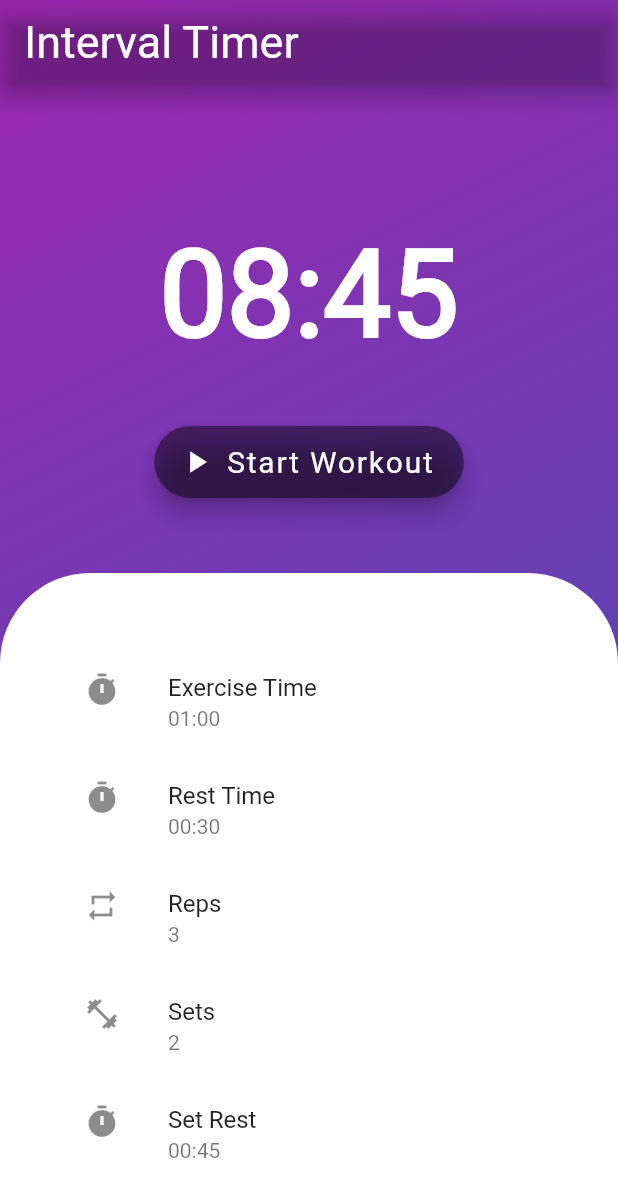
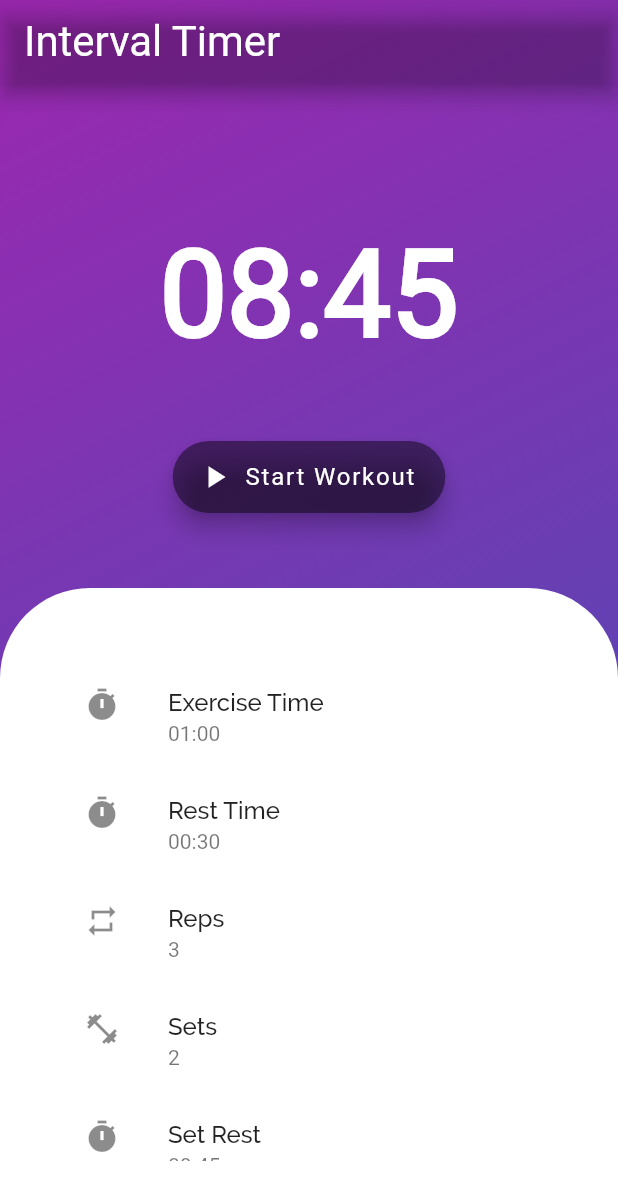
Before and after one commit to sabinabialic/HiitMe-Interval-Timer, a Flutter app: the screen it shows after launch, on a phone screen of 412 x 824 dp. Shown: the top 1200 px of the screen. Run offline on Flutter 3.47's test engine with Material 2 defaults, Android fonts, the phone set to English and light mode, and no system bars; our stand-ins replace numberpicker.

Commit message:
Main Screen
Added fonts, updated fonts on screen

```diff
--- a/lib/screens/hiit_screen.dart
+++ b/lib/screens/hiit_screen.dart
@@ -27,7 +27,7 @@ class _HiitScreenState extends State<HiitScreen> {
       appBar: AppBar(
         title: Text(
           "Interval Timer",
-          style: TextStyle(fontFamily: "Roboto", fontSize: 30)
+          style: TextStyle(fontFamily: "Roboto", fontSize: 28)
         ),
         elevation: defaultTargetPlatform == TargetPlatform.android ? 5.0 : 0.0,
         backgroundColor: Color(0xFFFFFF),
@@ -65,7 +65,7 @@ class _HiitScreenState extends State<HiitScreen> {
                         mainAxisAlignment: MainAxisAlignment.center,
                         children: <Widget>[
                           Padding(
-                            padding: EdgeInsets.only(top: 40),
+                            padding: EdgeInsets.only(top: 50),
                             child: FloatingActionButton.extended(
                               // TODO: Start the workout
                               onPressed: () {
@@ -83,7 +83,8 @@ class _HiitScreenState extends State<HiitScreen> {
                               label: Text(
                                   "Start Workout",
                                   style: TextStyle(
-                                      fontFamily: "Roboto", fontSize: 20
+                                      fontFamily: "Roboto",
+                                      fontSize: 16
                                   )
                               ),
                             ),
@@ -107,7 +108,13 @@ class _HiitScreenState extends State<HiitScreen> {
                         child: Column(children: <Widget>[
                           // Exercise Time
                           ListTile(
-                            title: Text('Exercise Time'),
+                            title: Text(
+                                "Exercise Time",
+                                style: TextStyle(
+                                    fontFamily: "Raleway",
+                                    fontWeight: FontWeight.w500
+                                )
+                            ),
                             subtitle: Text(_hiit.formatTime(_hiit.workTime)),
                             leading: Icon(Icons.timer),
                             onTap: () {
@@ -116,7 +123,13 @@ class _HiitScreenState extends State<HiitScreen> {
                           ),
                           // Rest Time
                           ListTile(
-                            title: Text('Rest Time'),
+                            title: Text(
+                              "Rest Time",
+                                style: TextStyle(
+                                    fontFamily: "Raleway",
+                                    fontWeight: FontWeight.w500
+                                )
+                            ),
                             subtitle: Text(_hiit.formatTime(_hiit.repRest)),
                             leading: Icon(Icons.timer),
                             onTap: () {
@@ -125,7 +138,13 @@ class _HiitScreenState extends State<HiitScreen> {
                           ),
                           // Reps
                           ListTile(
-                            title: Text('Reps'),
+                            title: Text(
+                                "Reps",
+                                style: TextStyle(
+                                    fontFamily: "Raleway",
+                                    fontWeight: FontWeight.w500
+                                )
+                            ),
                             subtitle: Text('${_hiit.reps}'),
                             leading: Icon(Icons.repeat),
                             onTap: () {
@@ -134,7 +153,13 @@ class _HiitScreenState extends State<HiitScreen> {
                           ),
                           // Sets
                           ListTile(
-                            title: Text('Sets'),
+                            title: Text(
+                                "Sets",
+                                style: TextStyle(
+                                    fontFamily: "Raleway",
+                                    fontWeight: FontWeight.w500,
+                                )
+                            ),
                             subtitle: Text('${_hiit.sets}'),
                             leading: Icon(Icons.fitness_center),
                             onTap: () {
@@ -143,7 +168,13 @@ class _HiitScreenState extends State<HiitScreen> {
                           ),
                           // Set Rest
                           ListTile(
-                            title: Text('Set Rest'),
+                            title: Text(
+                                "Set Rest",
+                                style: TextStyle(
+                                    fontFamily: "Raleway",
+                                    fontWeight: FontWeight.w500
+                                )
+                            ),
                             subtitle: Text(_hiit.formatTime(_hiit.setRest)),
                             leading: Icon(Icons.timer),
                             onTap: () {
--- a/pubspec.yaml
+++ b/pubspec.yaml
@@ -60,3 +60,5 @@ flutter:
     - family: Raleway
       fonts:
         - asset: lib/assets/fonts/Raleway/Raleway-Regular.ttf
+        - asset: lib/assets/fonts/Raleway/Raleway-Medium.ttf
+          weight: 500
```
Also changed, not shown: lib/assets/fonts/Raleway/Raleway-Medium.ttf (added).
